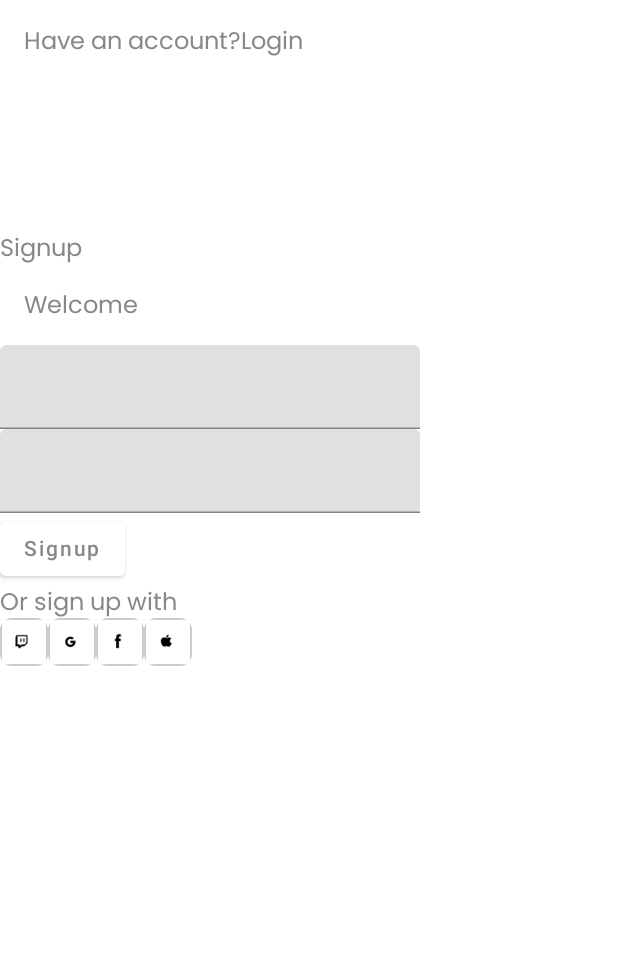
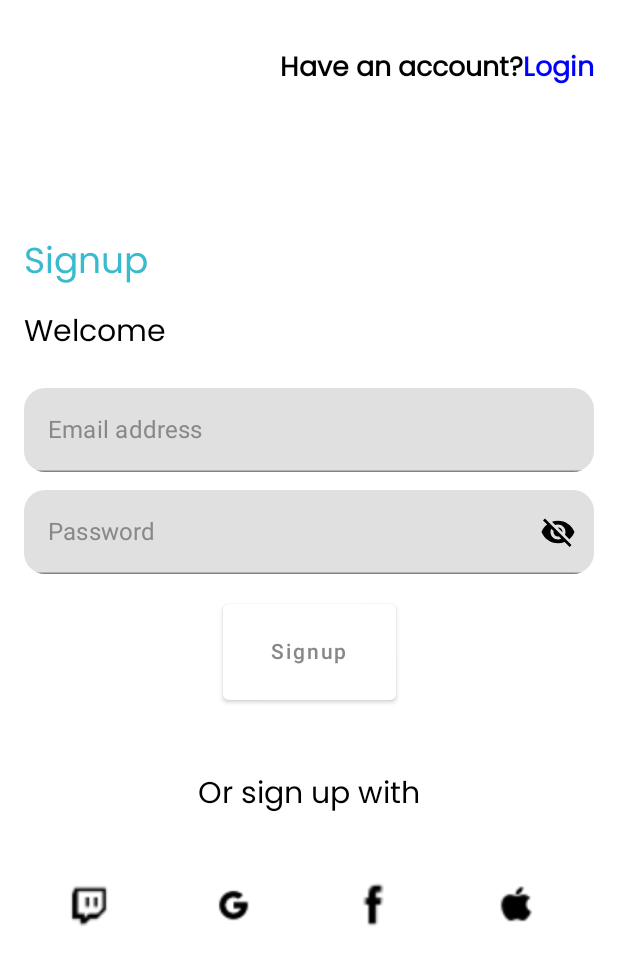
Before and after one commit to RobinKeya/Rick-and-Morty, an Android app built with Jetpack Compose: the SignUpScreen screen opened through its navigation route, after a tap on "Login", on a phone screen of 412 x 824 dp. Shown: the top 965 px of the screen. Run offline under Robolectric (Android 15) with nearby library versions, the phone set to English and light mode, and no system bars; our stand-ins replace Dagger/Hilt's generated code.

Commit message:
Cleaned and add added Login screen.

```diff
--- a/app/build.gradle
+++ b/app/build.gradle
@@ -55,7 +55,7 @@
     implementation 'androidx.activity:activity-compose:1.7.2'
     implementation "androidx.compose.ui:ui:$compose_ui_version"
     implementation "androidx.compose.ui:ui-tooling-preview:$compose_ui_version"
-    implementation 'androidx.compose.material:material:1.2.0'
+    implementation 'androidx.compose.material:material:1.4.3'
     testImplementation 'junit:junit:4.13.2'
     androidTestImplementation 'androidx.test.ext:junit:1.1.5'
     androidTestImplementation 'androidx.test.espresso:espresso-core:3.5.1'
@@ -69,6 +69,8 @@
     //moshi
     implementation "com.squareup.moshi:moshi:1.14.0"
     implementation "com.squareup.moshi:moshi-kotlin:1.9.1"
+
+    implementation "androidx.compose.material:material-icons-extended:$compose_ui_version"
 
     implementation "com.squareup.retrofit2:converter-moshi:2.9.0"
     /////Coroutines and Retrofit adapaters coroutines
@@ -101,4 +103,5 @@
     def paging_version = "3.1.1"
     implementation "androidx.paging:paging-runtime:$paging_version"
     implementation "androidx.paging:paging-compose:1.0.0-alpha17"
+
 }
--- a/app/src/main/java/com/example/rick_and_morty/feature_auth/presentation/composables/LoginScreen.kt
+++ b/app/src/main/java/com/example/rick_and_morty/feature_auth/presentation/composables/LoginScreen.kt
@@ -2,105 +2,181 @@
 
 import androidx.compose.foundation.Image
 import androidx.compose.foundation.border
+import androidx.compose.foundation.clickable
 import androidx.compose.foundation.layout.*
+import androidx.compose.foundation.shape.CircleShape
 import androidx.compose.foundation.shape.RoundedCornerShape
+import androidx.compose.foundation.text.KeyboardOptions
 import androidx.compose.material.Button
+import androidx.compose.material.MaterialTheme
 import androidx.compose.material.Text
 import androidx.compose.material.TextField
+import androidx.compose.material.icons.Icons
+import androidx.compose.material.icons.filled.Visibility
+import androidx.compose.material.icons.filled.VisibilityOff
 import androidx.compose.runtime.Composable
+import androidx.compose.runtime.mutableStateOf
+import androidx.compose.runtime.remember
 import androidx.compose.ui.Alignment
 import androidx.compose.ui.Modifier
 import androidx.compose.ui.draw.clip
 import androidx.compose.ui.graphics.Color
 import androidx.compose.ui.res.painterResource
 import androidx.compose.ui.res.stringResource
+import androidx.compose.ui.text.input.KeyboardType
+import androidx.compose.ui.text.input.PasswordVisualTransformation
+import androidx.compose.ui.text.input.VisualTransformation
+import androidx.compose.ui.text.style.TextAlign
 import androidx.compose.ui.unit.dp
 import androidx.navigation.NavController
 import com.example.rick_and_morty.R
+import com.example.rick_and_morty.core.utils.Screens
 import com.example.rick_and_morty.feature_auth.presentation.LoginViewModel
 
 @Composable
 fun LoginScreen(navController: NavController,loginViewModel: LoginViewModel) {
+    val visiblePassword = remember{ mutableStateOf(false) }
     Box(modifier= Modifier.fillMaxSize()){
         Column() {
             Row(horizontalArrangement = Arrangement.End,
-                modifier = Modifier.padding(16.dp)) {
-                Text(text = stringResource(id = R.string.have_account))
-                Text(text = stringResource(id = R.string.login))
+                modifier = Modifier
+                    .fillMaxWidth()
+                    .padding(top = 32.dp, end = 16.dp)
+            ) {
+                Text(text = stringResource(id = R.string.have_account),style = MaterialTheme.typography.h3)
+                Text(text = stringResource(id = R.string.login),
+                    style = MaterialTheme.typography.h3,
+                    modifier = Modifier
+                        .clickable { navController.navigate(Screens.SignUp){
+                            popUpTo(Screens.LogIn){
+                                inclusive = true
+                            }
+                        }
+                        },
+                    color = Color.Blue
+                )
             }
 
             Text(text = stringResource(id = R.string.signup),
-                modifier = Modifier.padding(top = 100.dp)
+                style = MaterialTheme.typography.h1,
+                modifier = Modifier.padding(top = 100.dp, start = 16.dp)
             )
             Text(text = stringResource(id = R.string.signup_welcome),
+                style = MaterialTheme.typography.h2,
             modifier = Modifier.padding(16.dp))
 
             TextField(
                 value =loginViewModel.email,
                 onValueChange ={value->
                     loginViewModel.email = value
-                }
+                },
+                placeholder = { Text(text = stringResource(id = R.string.email_address))},
+                modifier = Modifier
+                    .fillMaxWidth()
+                    .padding(16.dp, 8.dp, 16.dp, 4.dp)
+                    .clip(RoundedCornerShape(25)),
+                maxLines = 1,
+                keyboardOptions = KeyboardOptions(keyboardType = KeyboardType.Email)
             )
             TextField(
                 value =loginViewModel.password,
                 onValueChange ={value->
                     loginViewModel.password = value
+                },
+                placeholder = { Text(text = stringResource(id = R.string.password))},
+                modifier = Modifier
+                    .fillMaxWidth()
+                    .padding(16.dp, 8.dp, 16.dp, 4.dp)
+                    .clip(RoundedCornerShape(25)),
+                maxLines = 1,
+                keyboardOptions = KeyboardOptions(keyboardType = KeyboardType.Password),
+                visualTransformation = if (visiblePassword.value) VisualTransformation.None else
+                    PasswordVisualTransformation(),
+                trailingIcon = {
+                    val image = if (visiblePassword.value) Icons.Default.Visibility  else Icons.Default.VisibilityOff
+                    val description = if(visiblePassword.value) "Hide password" else "Show password"
+                    Image(
+                        imageVector = image,
+                        contentDescription = description,
+                        modifier = Modifier.clickable {
+                            visiblePassword.value = !visiblePassword.value
+                        }
+                    )
                 }
+
             )
+            Row(
+                horizontalArrangement = Arrangement.Center,
+                modifier = Modifier.fillMaxWidth()
+                    .padding(16.dp)
+            ) {
 
-            Button(onClick = { /*TODO*/ }) {
-                Text(text = stringResource(id = R.string.signup))
+                Button(onClick = { navController.navigate(Screens.Home){
+                    popUpTo(Screens.LogIn){
+                        inclusive = true
+                    }
+                } }
+                ) {
+                    Text(text = stringResource(id = R.string.signup),modifier = Modifier.padding(16.dp))
+                }
             }
 
-            Text(text = stringResource(id = R.string.or_sign_up_with))
+            Text(text = stringResource(id = R.string.or_sign_up_with),
+                textAlign = TextAlign.Center,
+                style = MaterialTheme.typography.h2,
+            modifier = Modifier
+                .fillMaxWidth()
+                .padding(top = 32.dp))
 
-            Row(horizontalArrangement = Arrangement.SpaceEvenly) {
+            Row(verticalAlignment = Alignment.Bottom,
+                horizontalArrangement = Arrangement.SpaceEvenly,
+                modifier = Modifier
+                    .fillMaxWidth()
+                    .padding(top = 32.dp)
+
+            ) {
                 Box(contentAlignment = Alignment.Center,
                     modifier = Modifier
-                        .size(32.dp)
-                        .clip(RoundedCornerShape(25))
-                        .border(1.dp, Color.LightGray)
+                        .size(60.dp)
+                        .padding(8.dp)
+                        .clip(CircleShape)
                 ) {
                     Image(painter = painterResource(id = R.drawable.l1), contentDescription ="",
                         modifier = Modifier
                             .fillMaxSize()
-                            .padding(8.dp)
                     )
                 }
                 Box(contentAlignment = Alignment.Center,
                     modifier = Modifier
-                        .size(32.dp)
+                        .size(60.dp)
+                        .padding(8.dp)
                         .clip(RoundedCornerShape(25))
-                        .border(1.dp, Color.LightGray)
                 ) {
                     Image(painter = painterResource(id = R.drawable.l2), contentDescription ="",
                         modifier = Modifier
                             .fillMaxSize()
-                            .padding(8.dp)
                     )
                 }
                 Box(contentAlignment = Alignment.Center,
                     modifier = Modifier
-                        .size(32.dp)
+                        .size(60.dp)
+                        .padding(8.dp)
                         .clip(RoundedCornerShape(25))
-                        .border(1.dp, Color.LightGray)
                 ) {
                     Image(painter = painterResource(id = R.drawable.l3), contentDescription ="",
                         modifier = Modifier
                             .fillMaxSize()
-                            .padding(8.dp)
                     )
                 }
                 Box(contentAlignment = Alignment.Center,
                     modifier = Modifier
-                        .size(32.dp)
+                        .size(60.dp)
+                        .padding(8.dp)
                         .clip(RoundedCornerShape(25))
-                        .border(1.dp, Color.LightGray)
                 ) {
                     Image(painter = painterResource(id = R.drawable.l4), contentDescription ="",
                         modifier = Modifier
                             .fillMaxSize()
-                            .padding(8.dp)
                     )
                 }
             }
--- a/app/src/main/java/com/example/rick_and_morty/feature_auth/presentation/composables/SelectAuthScreen.kt
+++ b/app/src/main/java/com/example/rick_and_morty/feature_auth/presentation/composables/SelectAuthScreen.kt
@@ -58,10 +58,9 @@
             OutlinedButton(onClick = { navController.navigate(Screens.LogIn) },
                 modifier = Modifier
                     .fillMaxWidth()
-                    .padding(16.dp)
                     .clip(RoundedCornerShape(25))
-                    .clickable { },
-                border = BorderStroke(1.dp, Color.LightGray),
+                    .padding(16.dp),
+                border = BorderStroke(2.dp, Color.LightGray),
                 colors = ButtonDefaults.outlinedButtonColors(
                     backgroundColor = MaterialTheme.colors.onPrimary,
                     contentColor = Color.Black
--- a/app/src/main/java/com/example/rick_and_morty/feature_auth/presentation/composables/SignUpScreen.kt
+++ b/app/src/main/java/com/example/rick_and_morty/feature_auth/presentation/composables/SignUpScreen.kt
@@ -7,11 +7,13 @@
 import androidx.compose.foundation.layout.*
 import androidx.compose.foundation.shape.RoundedCornerShape
 import androidx.compose.foundation.text.KeyboardOptions
-import androidx.compose.material.Button
-import androidx.compose.material.MaterialTheme
-import androidx.compose.material.Text
-import androidx.compose.material.TextField
+import androidx.compose.material.*
+import androidx.compose.material.icons.Icons
+import androidx.compose.material.icons.filled.Visibility
+import androidx.compose.material.icons.filled.VisibilityOff
 import androidx.compose.runtime.Composable
+import androidx.compose.runtime.mutableStateOf
+import androidx.compose.runtime.remember
 import androidx.compose.ui.Alignment
 import androidx.compose.ui.Modifier
 import androidx.compose.ui.draw.clip
@@ -19,6 +21,8 @@
 import androidx.compose.ui.res.painterResource
 import androidx.compose.ui.res.stringResource
 import androidx.compose.ui.text.input.KeyboardType
+import androidx.compose.ui.text.input.PasswordVisualTransformation
+import androidx.compose.ui.text.input.VisualTransformation
 import androidx.compose.ui.text.style.TextAlign
 import androidx.compose.ui.unit.dp
 import androidx.navigation.NavController
@@ -28,6 +32,13 @@
 
 @Composable
 fun SignUpScreen(navController: NavController,signUpViewModel: SignUpViewModel) {
+    val showPassword = remember {
+        mutableStateOf(false)
+    }
+    val showConfirmPassword = remember {
+        mutableStateOf(false)
+    }
+
     Box(modifier= Modifier.fillMaxSize()){
         Column() {
             Row(horizontalArrangement = Arrangement.End,
@@ -79,7 +90,16 @@
                     .padding(16.dp, 8.dp, 16.dp, 4.dp)
                     .clip(RoundedCornerShape(25)),
                 maxLines = 1,
-                keyboardOptions = KeyboardOptions(keyboardType = KeyboardType.Email)
+                keyboardOptions = KeyboardOptions(keyboardType = KeyboardType.Email),
+                visualTransformation = if (showPassword.value) VisualTransformation.None else
+                    PasswordVisualTransformation(),
+                trailingIcon = {
+                    val image = if(showPassword.value) Icons.Default.Visibility else Icons.Default.VisibilityOff
+                    val description = if(showPassword.value) "Show password" else "Hide password"
+                    IconButton(onClick = { showPassword.value = !showPassword.value }) {
+                        Icon(imageVector = image, contentDescription = description)
+                    }
+                }
 
             )
             TextField(
@@ -93,23 +113,40 @@
                     .padding(16.dp, 8.dp, 16.dp, 4.dp)
                     .clip(RoundedCornerShape(25)),
                 maxLines = 1,
-                keyboardOptions = KeyboardOptions(keyboardType = KeyboardType.Email)
+                keyboardOptions = KeyboardOptions(keyboardType = KeyboardType.Email),
+                visualTransformation = if( showConfirmPassword.value) VisualTransformation.None else
+                    PasswordVisualTransformation(),
+                trailingIcon = {
+                    val image = if(showConfirmPassword.value) Icons.Default.Visibility else Icons.Default.VisibilityOff
+                    val description = if(showConfirmPassword.value) "Show password" else "Hide password"
+                    IconButton(onClick = { showConfirmPassword.value = !showConfirmPassword.value }) {
+                        Icon(imageVector = image, contentDescription = description)
+                    }
+                }
 
             )
-            Button(onClick = { navController.navigate(Screens.Home) },
-                modifier = Modifier
-                    .fillMaxWidth()
+            Row(
+                horizontalArrangement = Arrangement.Center,
+                modifier = Modifier.fillMaxWidth()
                     .padding(16.dp)
+            ) {
 
-            ) {
-                Text(text = stringResource(id = R.string.signup),
-                    modifier = Modifier.padding(16.dp),
-                )
+                Button(onClick = { navController.navigate(Screens.Home){
+                    popUpTo(Screens.SignUp){
+                        inclusive = true
+                    }
+                } }
+                ) {
+                    Text(text = stringResource(id = R.string.login),modifier = Modifier.padding(16.dp))
+                }
             }
 
             Text(text = stringResource(id = R.string.or_sign_up_with),
             textAlign = TextAlign.Center,
-                style = MaterialTheme.typography.h2
+                style = MaterialTheme.typography.h2,
+                modifier = Modifier
+                    .fillMaxWidth()
+                    .padding(top = 32.dp, bottom = 32.dp)
             )
 
             Row(horizontalArrangement = Arrangement.SpaceEvenly,
@@ -120,9 +157,9 @@
                 Box(contentAlignment = Alignment.Center,
                     modifier = Modifier
                         .size(60.dp)
-                        .border(1.dp, Color.LightGray)
+                        .padding(8.dp)
                         .clip(RoundedCornerShape(25))
-                        .padding(8.dp)
+
                 ) {
                     Image(painter = painterResource(id = R.drawable.l1), contentDescription ="",
                         modifier = Modifier.fillMaxSize()
@@ -131,9 +168,8 @@
                 Box(contentAlignment = Alignment.Center,
                     modifier = Modifier
                         .size(60.dp)
+                        .padding(8.dp)
                         .clip(RoundedCornerShape(25))
-                        .border(1.dp, Color.LightGray)
-                        .padding(8.dp)
                 ) {
                     Image(painter = painterResource(id = R.drawable.l2), contentDescription ="",
                         modifier = Modifier.fillMaxSize()
@@ -142,9 +178,8 @@
                 Box(contentAlignment = Alignment.Center,
                     modifier = Modifier
                         .size(60.dp)
+                        .padding(8.dp)
                         .clip(RoundedCornerShape(25))
-                        .border(1.dp, Color.LightGray)
-                        .padding(8.dp)
                 ) {
                     Image(painter = painterResource(id = R.drawable.l3), contentDescription ="",
                         modifier = Modifier.fillMaxSize()
@@ -154,8 +189,8 @@
                 Box(contentAlignment = Alignment.Center,
                     modifier = Modifier
                         .size(60.dp)
+                        .padding(8.dp)
                         .clip(RoundedCornerShape(25))
-                        .border(1.dp, Color.LightGray)
                 ) {
                     Image(painter = painterResource(id = R.drawable.l4), contentDescription ="",
                         modifier = Modifier.fillMaxSize()
```
